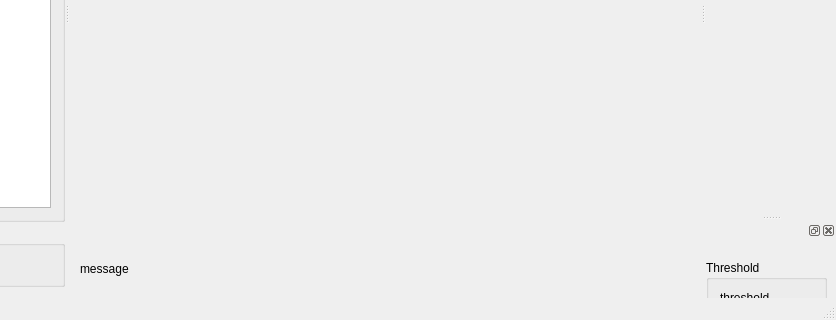
Qt form mainwindow.ui (springzfx/point-cloud-annotation-tool) before a commit; both pictures show x 146 to 982 and y 320 to 640 of the 982 by 640 pixel window.
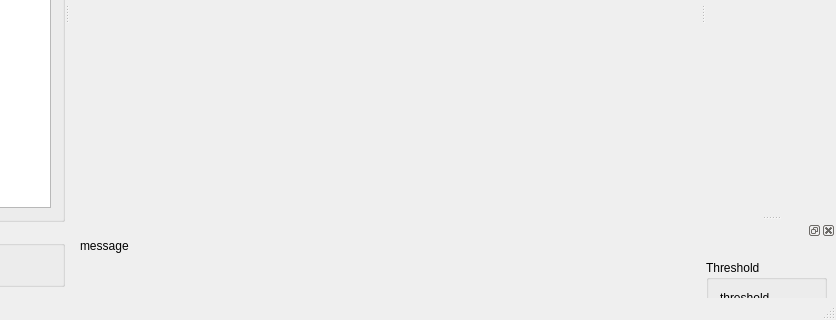
The same form after that commit. Custom widgets are drawn as their Qt base class.

```diff
--- a/mainwindow.ui
+++ b/mainwindow.ui
@@ -95,7 +95,7 @@
           <property name="maximumSize">
            <size>
             <width>16777215</width>
-            <height>15</height>
+            <height>60</height>
            </size>
           </property>
           <property name="text">
```
